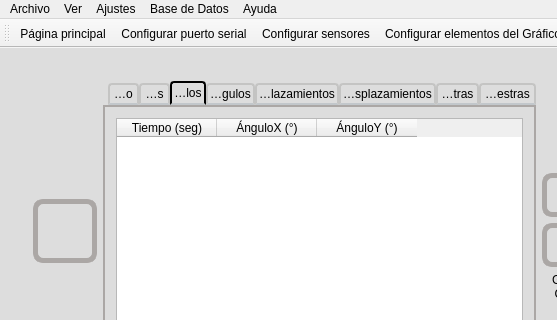
This is mainwindow.ui in hectorda/Bio-Feedback as Qt 5 draws it before an edit; both pictures show x 0 to 557 and y 0 to 320 of the 639 by 656 pixel window. The edited form follows.
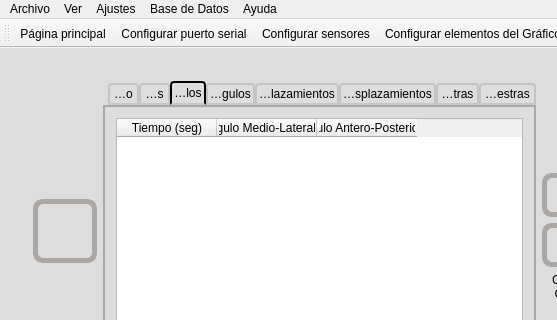
This is the edited form. The open tabs and pages were chosen to show the change. Icons and pictures are not drawn. Custom widgets are drawn as their Qt base class.

Commit message: antero posterior y medio lateral

The edit to the form file:
```diff
--- a/mainwindow.ui
+++ b/mainwindow.ui
@@ -1257,12 +1257,12 @@
                  </column>
                  <column>
                   <property name="text">
-                   <string>ÁnguloX (°)</string>
+                   <string>Ángulo Medio-Lateral (°)</string>
                   </property>
                  </column>
                  <column>
                   <property name="text">
-                   <string>ÁnguloY (°)</string>
+                   <string>Ángulo Antero-Posterior (°)</string>
                   </property>
                  </column>
                 </widget>
```
Left out of the diff: 6 changed lines with no effect on the pictures. The commit also changes 1 other file.
